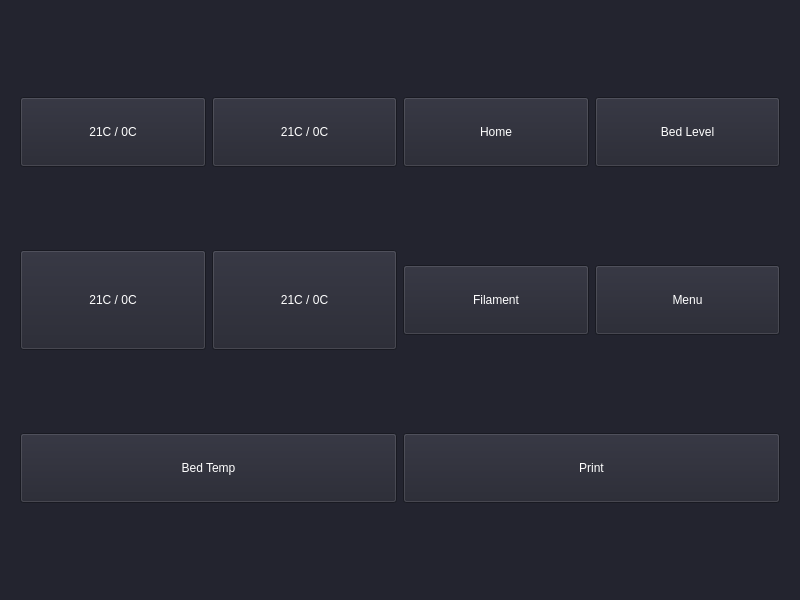
Above: form.ui from cpyarger/inker before the change. Below: the same form after it.
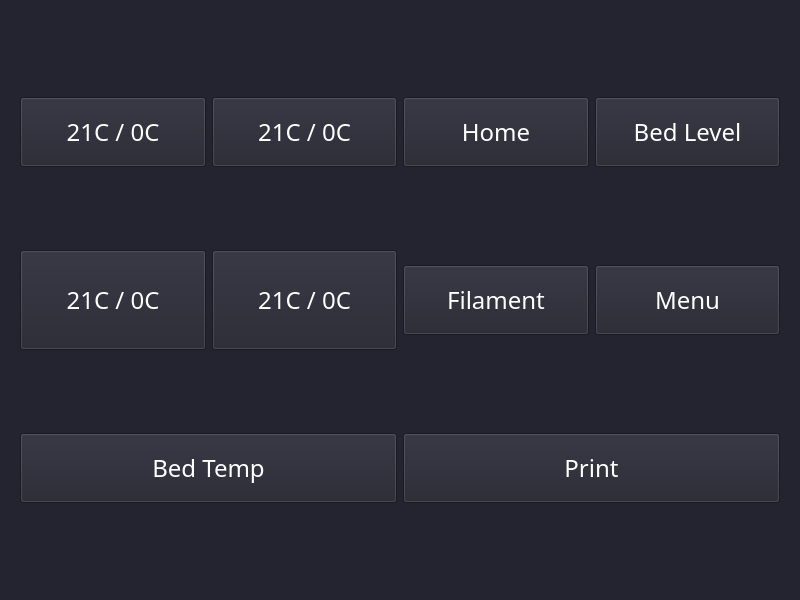
That is the form after the change. Icons and pictures are not drawn.

The edit to the form file:
```diff
--- a/form.ui
+++ b/form.ui
@@ -458,9 +458,18 @@
     </disabled>
    </palette>
   </property>
+  <property name="font">
+   <font>
+    <family>MS PGothic</family>
+    <pointsize>18</pointsize>
+   </font>
+  </property>
   <property name="windowTitle">
    <string>Inker</string>
   </property>
+  <property name="autoFillBackground">
+   <bool>true</bool>
+  </property>
   <layout class="QFormLayout" name="formLayout">
    <item row="0" column="0" colspan="2">
     <widget class="QStackedWidget" name="stackedWidget">
@@ -482,6 +491,9 @@
        <height>0</height>
       </size>
      </property>
+     <property name="autoFillBackground">
+      <bool>true</bool>
+     </property>
      <property name="currentIndex">
       <number>0</number>
      </property>
@@ -501,6 +513,9 @@
            <height>70</height>
           </size>
          </property>
+         <property name="autoFillBackground">
+          <bool>true</bool>
+         </property>
          <property name="text">
           <string>Bed Level</string>
          </property>
@@ -533,6 +548,9 @@
            <height>70</height>
           </size>
          </property>
+         <property name="autoFillBackground">
+          <bool>true</bool>
+         </property>
          <property name="text">
           <string>Menu</string>
          </property>
@@ -565,6 +583,9 @@
            <height>100</height>
           </size>
          </property>
+         <property name="autoFillBackground">
+          <bool>true</bool>
+         </property>
          <property name="text">
           <string>21C / 0C</string>
          </property>
@@ -597,6 +618,9 @@
            <height>70</height>
           </size>
          </property>
+         <property name="autoFillBackground">
+          <bool>true</bool>
+         </property>
          <property name="text">
           <string>Filament</string>
          </property>
@@ -629,6 +653,9 @@
            <height>70</height>
           </size>
          </property>
+         <property name="autoFillBackground">
+          <bool>true</bool>
+         </property>
          <property name="text">
           <string>21C / 0C</string>
          </property>
@@ -661,6 +688,9 @@
            <height>70</height>
           </size>
          </property>
+         <property name="autoFillBackground">
+          <bool>true</bool>
+         </property>
          <property name="text">
           <string>21C / 0C</string>
          </property>
@@ -693,6 +723,9 @@
            <height>70</height>
           </size>
          </property>
+         <property name="autoFillBackground">
+          <bool>true</bool>
+         </property>
          <property name="text">
           <string>Home</string>
          </property>
@@ -725,6 +758,9 @@
            <height>100</height>
           </size>
          </property>
+         <property name="autoFillBackground">
+          <bool>true</bool>
+         </property>
          <property name="text">
           <string>21C / 0C</string>
          </property>
@@ -757,6 +793,9 @@
            <height>70</height>
           </size>
          </property>
+         <property name="autoFillBackground">
+          <bool>true</bool>
+         </property>
          <property name="text">
           <string>Print</string>
          </property>
@@ -789,6 +828,9 @@
            <height>70</height>
           </size>
          </property>
+         <property name="autoFillBackground">
+          <bool>true</bool>
+         </property>
          <property name="text">
           <string>Bed Temp</string>
          </property>
```
